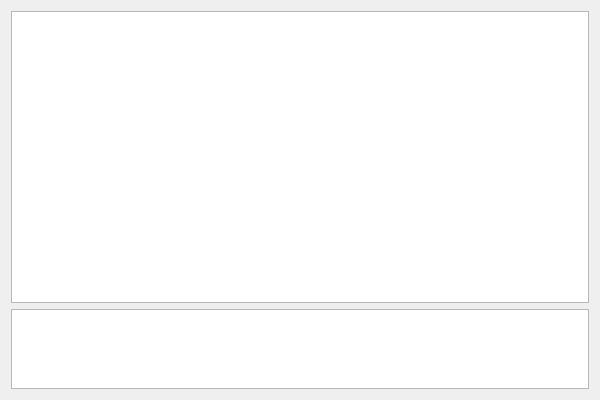
Before: the Qt Designer form tools/drawMapTest/mainwindow.ui in burp/hedgewars, drawn with Qt 5.
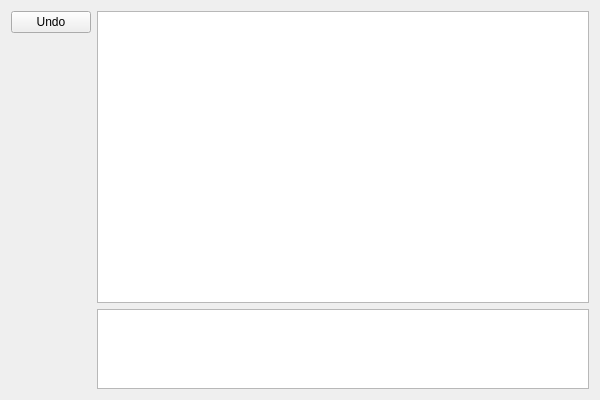
After: the same form once the commit is applied.

What changed in the file:
```diff
--- a/tools/drawMapTest/mainwindow.ui
+++ b/tools/drawMapTest/mainwindow.ui
@@ -14,11 +14,11 @@
    <string>MainWindow</string>
   </property>
   <widget class="QWidget" name="centralWidget">
-   <layout class="QVBoxLayout" name="verticalLayout">
-    <item>
+   <layout class="QGridLayout" name="gridLayout">
+    <item row="0" column="2">
      <widget class="QGraphicsView" name="graphicsView"/>
     </item>
-    <item>
+    <item row="1" column="2">
      <widget class="QPlainTextEdit" name="plainTextEdit">
       <property name="maximumSize">
        <size>
@@ -28,6 +28,30 @@
       </property>
      </widget>
     </item>
+    <item row="0" column="0" rowspan="2">
+     <layout class="QVBoxLayout" name="verticalLayout">
+      <item>
+       <widget class="QPushButton" name="pbUndo">
+        <property name="text">
+         <string>Undo</string>
+        </property>
+       </widget>
+      </item>
+      <item>
+       <spacer name="verticalSpacer">
+        <property name="orientation">
+         <enum>Qt::Vertical</enum>
+        </property>
+        <property name="sizeHint" stdset="0">
+         <size>
+          <width>20</width>
+          <height>40</height>
+         </size>
+        </property>
+       </spacer>
+      </item>
+     </layout>
+    </item>
    </layout>
   </widget>
  </widget>
```
